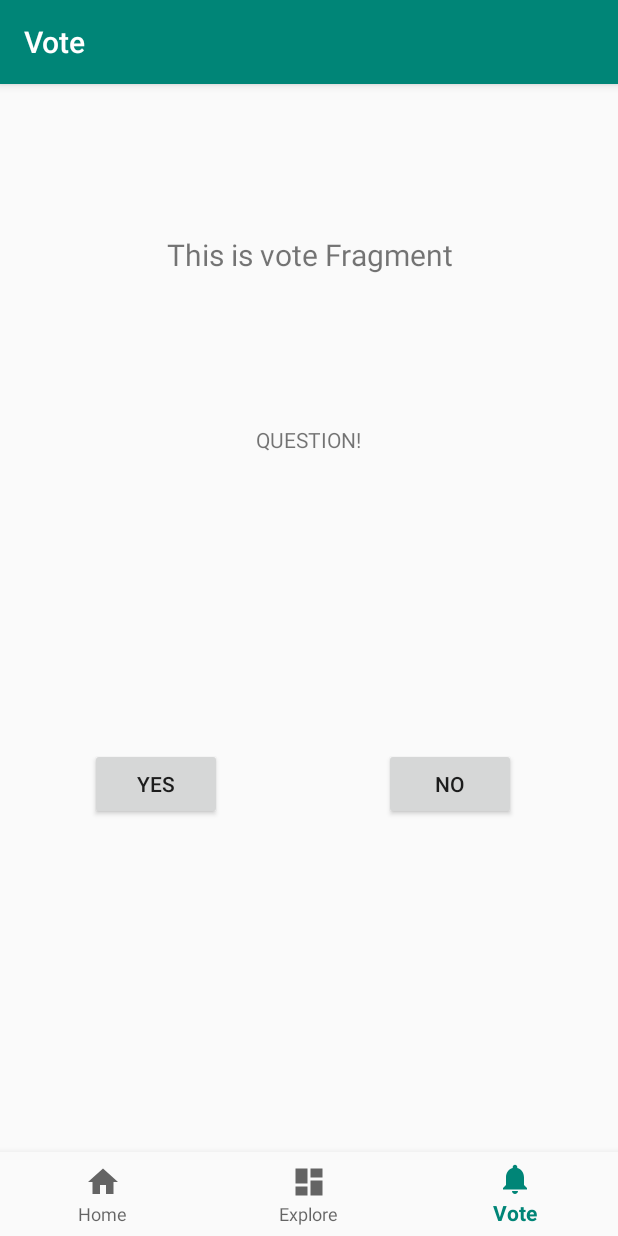
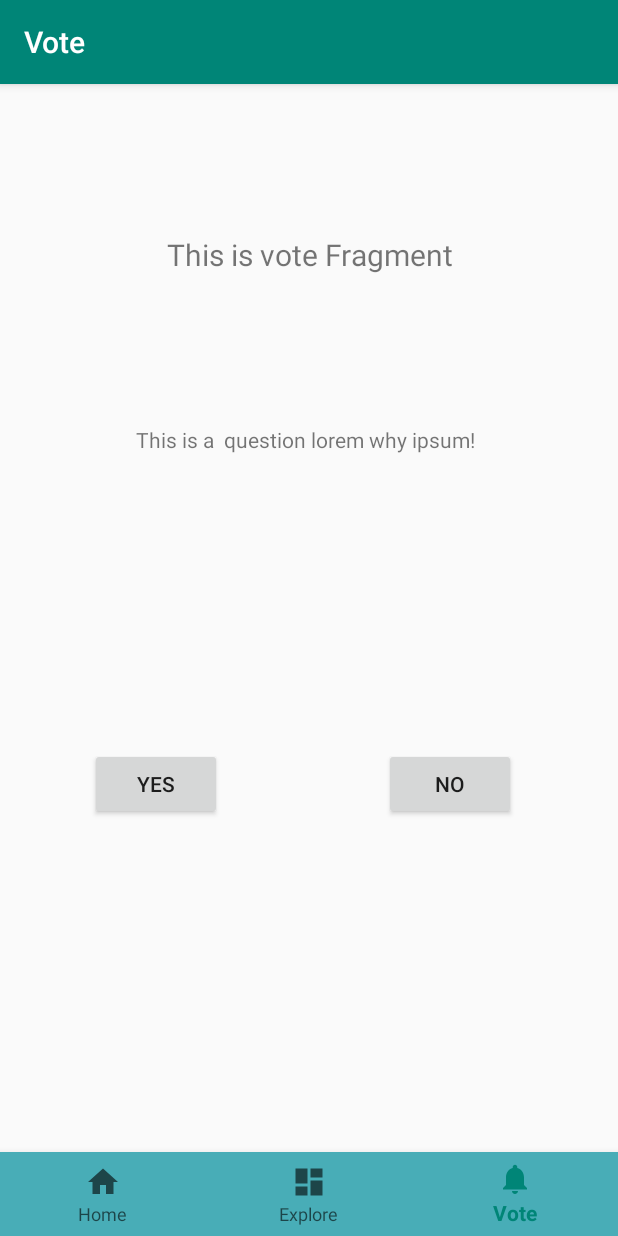
Before and after one commit to Glasgow19/team-3, an Android app: the NotificationsFragment screen opened through its navigation route, on a phone screen of 412 x 824 dp. Run offline under Robolectric (Android 15) with nearby library versions, the phone set to English and light mode, and no system bars; our stand-ins replace Firebase (no records; nobody signed in at launch, a user with empty details on screens opened directly), navigation-ui.

Commit message:
added vote funtionality with yes no

```diff
--- a/Actify/app/src/main/java/com/example/actify/MainActivity.kt
+++ b/Actify/app/src/main/java/com/example/actify/MainActivity.kt
@@ -42,7 +42,9 @@ class MainActivity : AppCompatActivity() {
         super.onStart()
         // Check if user is signed in (non-null) and update UI accordingly.
         val currentUser = auth.currentUser
-        updateUI(currentUser)
+        if (currentUser != null){
+            updateUI(currentUser)
+        }
     }
 
     private fun updateUI(user: FirebaseUser?) {
--- a/Actify/app/src/main/java/com/example/actify/homepage.kt
+++ b/Actify/app/src/main/java/com/example/actify/homepage.kt
@@ -2,18 +2,36 @@ package com.example.actify
 
 import android.content.Intent
 import android.os.Bundle
-import com.google.android.material.bottomnavigation.BottomNavigationView
+import android.util.Log
+import android.view.View
+import android.widget.TextView
 import androidx.appcompat.app.AppCompatActivity
 import androidx.navigation.findNavController
 import androidx.navigation.ui.AppBarConfiguration
 import androidx.navigation.ui.setupActionBarWithNavController
 import androidx.navigation.ui.setupWithNavController
-import android.view.View
+import com.google.android.material.bottomnavigation.BottomNavigationView
+import com.google.firebase.firestore.FirebaseFirestore
+import com.google.firebase.auth.FirebaseAuth
+import androidx.core.content.ContextCompat.getSystemService
+import android.icu.lang.UCharacter.GraphemeClusterBreak.T
+import androidx.core.content.ContextCompat.getSystemService
+import android.icu.lang.UCharacter.GraphemeClusterBreak.T
+//import sun.jvm.hotspot.utilities.IntArray
+
+
+//import sun.jvm.hotspot.utilities.IntArray
+
+
 
 // this is the home page for the app
 // will add items to individual fragments
 
 open class homepage : AppCompatActivity() {
+
+    private val TAG = "actify"
+    val db = FirebaseFirestore.getInstance()     // to access Firebase Firestore Datbase
+    var user = "Anonymous"
 
 
     override fun onCreate(savedInstanceState: Bundle?) {
@@ -33,6 +51,13 @@ open class homepage : AppCompatActivity() {
         navView.setupWithNavController(navController)
     }
 
+
+    public override fun onStart() {
+        super.onStart()
+        // Check if user is signed in (non-null) and create accordingly
+        setUser()
+    }
+
     fun gotoevent(view:View){
 
         val randomIntent = Intent(this, eventinfo::class.java)
@@ -40,4 +65,63 @@ open class homepage : AppCompatActivity() {
         startActivity(randomIntent)
 
     }
+
+
+    private fun setUser(){
+        if (FirebaseAuth.getInstance().currentUser != null){
+             user = FirebaseAuth.getInstance().currentUser!!.uid
+        }else{
+            user = "Anon"
+        }
+
+    }
+    private fun addVote(answer: String, question: String) {
+        // [START addVote]
+        // Create a new answer
+        Log.d(TAG, user)
+
+        val surveyanswers = db.collection("survey").document("answers")
+
+        val answer = hashMapOf(
+            "question" to question,
+            "answer" to answer,
+            "user" to user
+        )
+
+        // Add a new document with a generated ID
+        db.collection("surveyanswers")
+            .add(answer)
+            .addOnSuccessListener { Log.d(TAG, "Added submitted answer to answers")
+            }
+            .addOnFailureListener { Log.w(TAG, "Error adding document")
+            }
+        // [END add_ada_lovelace]
+    }
+
+
+    fun voteButton(view:View){
+
+        val x = view.getId()
+
+
+        //Get the text view value of counter
+        val getVoteQuestion = findViewById<TextView>(R.id.voteQuestionText)
+        //Get the val of showCountTextView
+        val voteQuestion = getVoteQuestion.text.toString()
+        //call method to send to database
+        Log.d(TAG,voteQuestion)
+
+        //depending on vote store in DB
+        when(view.getId()) {
+            R.id.voteYesButton -> addVote("yes", voteQuestion)
+            R.id.voteNoButton -> addVote("no", voteQuestion)
+            else -> {
+                print("YOU MESSED UP!")
+            }
+        }
+
+    }
+
+
+
 }
--- a/Actify/app/src/main/res/layout/activity_homepage.xml
+++ b/Actify/app/src/main/res/layout/activity_homepage.xml
@@ -10,9 +10,7 @@
         android:id="@+id/nav_view"
         android:layout_width="0dp"
         android:layout_height="wrap_content"
-        android:layout_marginStart="0dp"
-        android:layout_marginEnd="0dp"
-        android:background="?android:attr/windowBackground"
+        android:background="@color/actify_blue"
         app:layout_constraintBottom_toBottomOf="parent"
         app:layout_constraintLeft_toLeftOf="parent"
         app:layout_constraintRight_toRightOf="parent"
--- a/Actify/app/src/main/res/layout/fragment_notifications.xml
+++ b/Actify/app/src/main/res/layout/fragment_notifications.xml
@@ -22,33 +22,36 @@
         app:layout_constraintTop_toTopOf="parent" />
 
     <Button
-        android:id="@+id/button"
+        android:id="@+id/voteYesButton"
         android:layout_width="wrap_content"
         android:layout_height="wrap_content"
         android:layout_marginStart="60dp"
         android:layout_marginTop="196dp"
         android:text="YES"
         app:layout_constraintStart_toStartOf="parent"
-        app:layout_constraintTop_toBottomOf="@+id/textView2" />
+        app:layout_constraintTop_toBottomOf="@+id/voteQuestionText"
+        android:onClick="voteButton"/>
 
     <Button
-        android:id="@+id/button2"
+        android:id="@+id/voteNoButton"
         android:layout_width="wrap_content"
         android:layout_height="wrap_content"
         android:layout_marginTop="196dp"
         android:layout_marginEnd="68dp"
         android:text="No"
         app:layout_constraintEnd_toEndOf="parent"
-        app:layout_constraintTop_toBottomOf="@+id/textView2" />
+        app:layout_constraintTop_toBottomOf="@+id/voteQuestionText"
+        android:onClick="voteButton"/>
 
     <TextView
-        android:id="@+id/textView2"
+        android:id="@+id/voteQuestionText"
         android:layout_width="wrap_content"
         android:layout_height="wrap_content"
         android:layout_marginTop="100dp"
-        android:text="QUESTION!"
+        android:text="This is a  question lorem why ipsum!"
         app:layout_constraintEnd_toEndOf="@+id/text_notifications"
         app:layout_constraintHorizontal_bias="0.51"
         app:layout_constraintStart_toStartOf="parent"
         app:layout_constraintTop_toBottomOf="@+id/text_notifications" />
+
 </androidx.constraintlayout.widget.ConstraintLayout>
```
